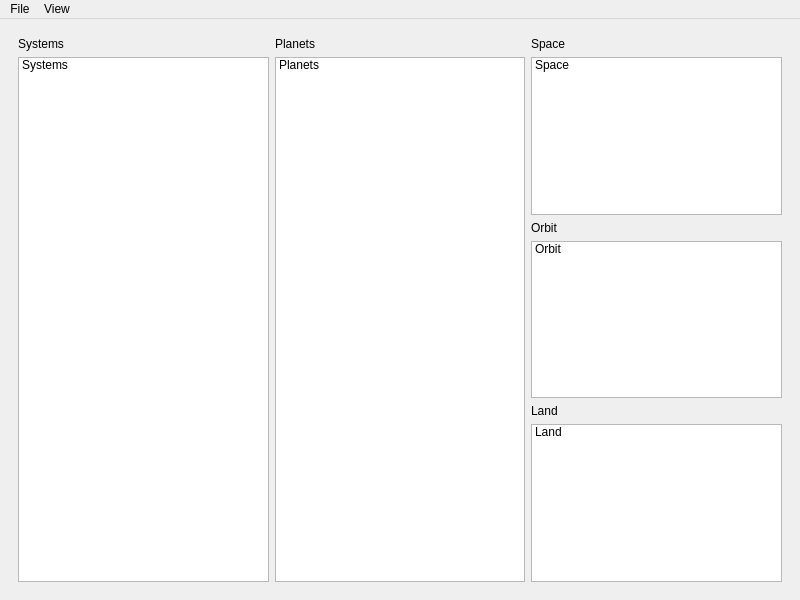
Before: the Qt Designer form UI/MainView.ui in Keyron287/PySpaceExplorer, drawn with Qt 5.
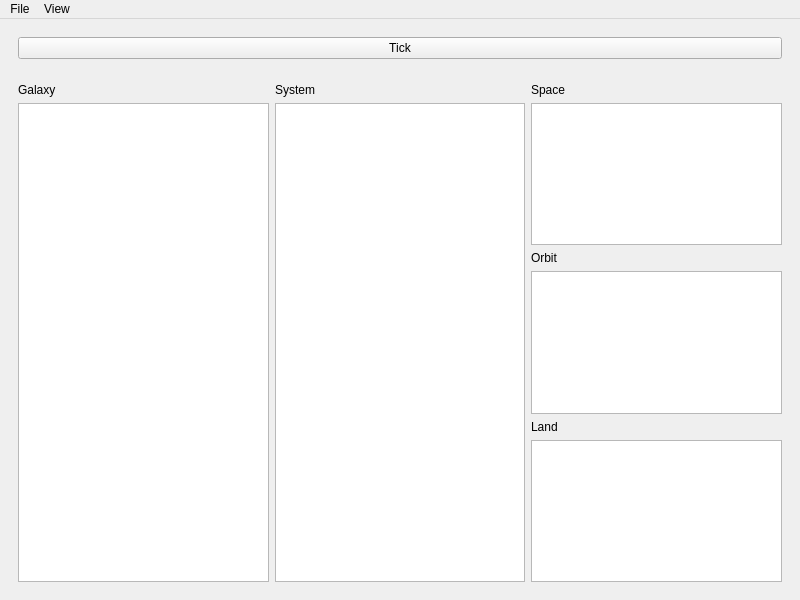
After: the same form once the commit is applied.

Patch:
```diff
--- a/UI/MainView.ui
+++ b/UI/MainView.ui
@@ -15,7 +15,7 @@
   </property>
   <widget class="QWidget" name="centralwidget">
    <layout class="QGridLayout" name="gridLayout">
-    <item row="0" column="0">
+    <item row="1" column="0">
      <widget class="QWidget" name="widget" native="true">
       <layout class="QHBoxLayout" name="horizontalLayout">
        <item>
@@ -36,18 +36,12 @@
           <item>
            <widget class="QLabel" name="label">
             <property name="text">
-             <string>Systems</string>
+             <string>Galaxy</string>
             </property>
            </widget>
           </item>
           <item>
-           <widget class="QListWidget" name="Systems">
-            <item>
-             <property name="text">
-              <string>Systems</string>
-             </property>
-            </item>
-           </widget>
+           <widget class="QListWidget" name="Systems"/>
           </item>
          </layout>
         </widget>
@@ -70,18 +64,12 @@
           <item>
            <widget class="QLabel" name="label_2">
             <property name="text">
-             <string>Planets</string>
+             <string>System</string>
             </property>
            </widget>
           </item>
           <item>
-           <widget class="QListWidget" name="Planets">
-            <item>
-             <property name="text">
-              <string>Planets</string>
-             </property>
-            </item>
-           </widget>
+           <widget class="QListWidget" name="Planets"/>
           </item>
          </layout>
         </widget>
@@ -109,13 +97,7 @@
            </widget>
           </item>
           <item>
-           <widget class="QListWidget" name="Space">
-            <item>
-             <property name="text">
-              <string>Space</string>
-             </property>
-            </item>
-           </widget>
+           <widget class="QListWidget" name="Space"/>
           </item>
           <item>
            <widget class="QLabel" name="label_4">
@@ -125,13 +107,7 @@
            </widget>
           </item>
           <item>
-           <widget class="QListWidget" name="Orbit">
-            <item>
-             <property name="text">
-              <string>Orbit</string>
-             </property>
-            </item>
-           </widget>
+           <widget class="QListWidget" name="Orbit"/>
           </item>
           <item>
            <widget class="QLabel" name="label_5">
@@ -141,13 +117,7 @@
            </widget>
           </item>
           <item>
-           <widget class="QListWidget" name="Landed">
-            <item>
-             <property name="text">
-              <string>Land</string>
-             </property>
-            </item>
-           </widget>
+           <widget class="QListWidget" name="Landed"/>
           </item>
          </layout>
         </widget>
@@ -155,6 +125,19 @@
       </layout>
      </widget>
     </item>
+    <item row="0" column="0">
+     <widget class="QWidget" name="widget_5" native="true">
+      <layout class="QHBoxLayout" name="horizontalLayout_2">
+       <item>
+        <widget class="QPushButton" name="next_tick">
+         <property name="text">
+          <string>Tick</string>
+         </property>
+        </widget>
+       </item>
+      </layout>
+     </widget>
+    </item>
    </layout>
   </widget>
   <widget class="QMenuBar" name="menubar">
```
